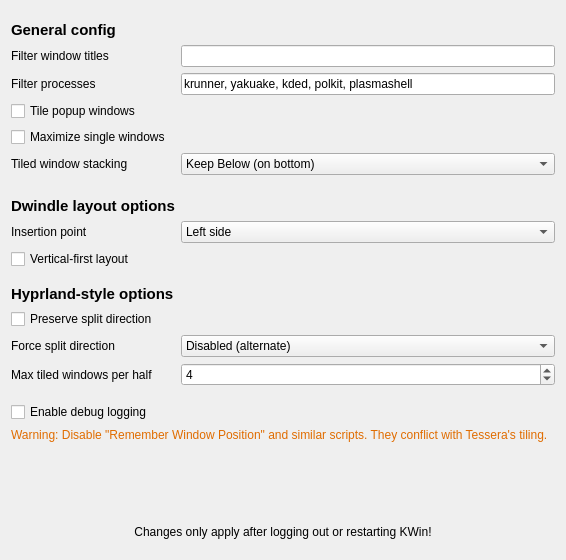
This is res/config.ui in IamAndelib/Tessera as Qt 5 draws it before an edit. The edited form follows.
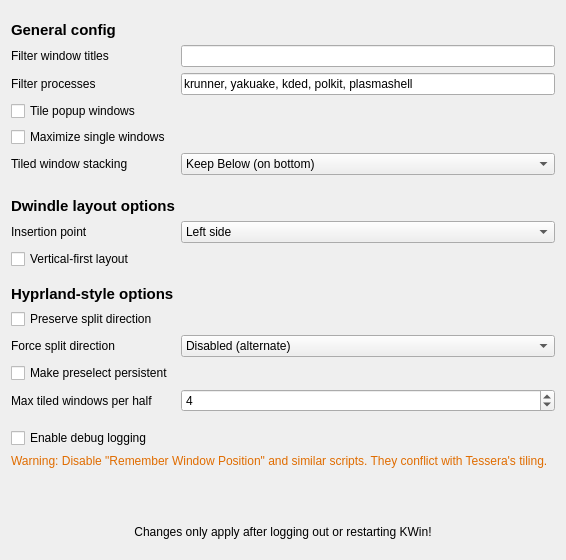
This is the edited form.

Commit message: feat: preselect split direction for the next window (B1)

Diff of the .ui file:
```diff
--- a/res/config.ui
+++ b/res/config.ui
@@ -274,6 +274,16 @@
      </item>
     </widget>
    </item>
+   <item row="44" column="1" colspan="2">
+    <widget class="QCheckBox" name="kcfg_PersistentDirectionOverride">
+     <property name="toolTip">
+      <string>Keep the preselected split direction (Preselect Split shortcuts) active for every new window instead of only the next one, like Hyprland's permanent_direction_override.</string>
+     </property>
+     <property name="text">
+      <string>Make preselect persistent</string>
+     </property>
+    </widget>
+   </item>
     <item row="45" column="1">
      <widget class="QLabel" name="label_maxperhalf">
       <property name="toolTip">
```
The commit also changes 10 other files.
